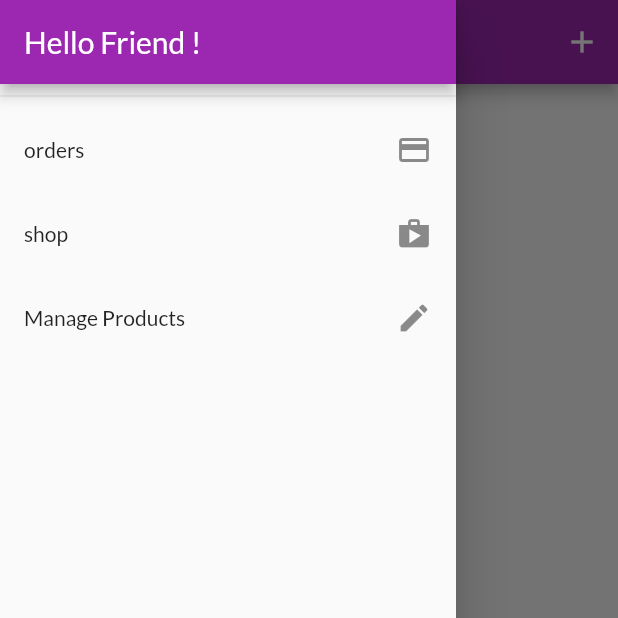
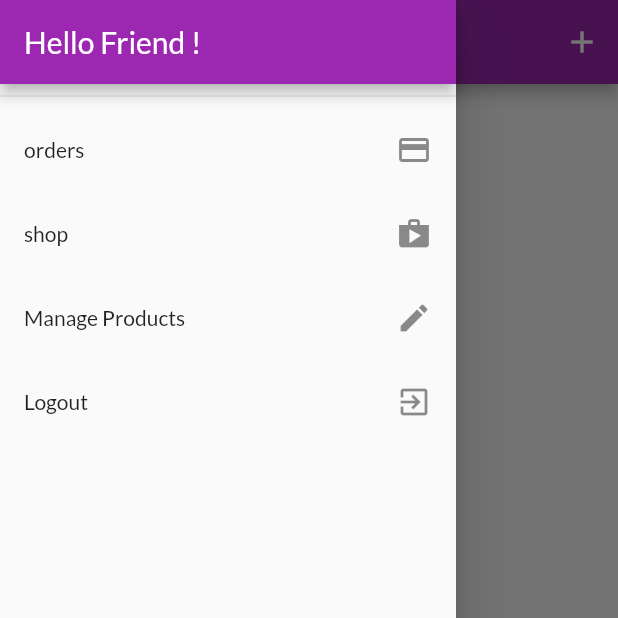
Before and after one commit to essameldeen/shop_app, a Flutter app: the UserProductsScreen screen opened by its route, with the side drawer open, on a phone screen of 412 x 824 dp, the top half of it. Run offline on Flutter 3.47's test engine with Material 2 defaults, Android fonts, the phone set to English and light mode, and no system bars; our stand-ins replace shared_preferences; accounts and stored records are empty; network calls fail.

Commit message:
manage token , add log out / autoLogin save userData in sharePreferences

```diff
--- a/lib/providers/orders.dart
+++ b/lib/providers/orders.dart
@@ -20,8 +20,9 @@ class OrderItem {
 class Orders with ChangeNotifier {
   List<OrderItem> _items = [];
   final String token;
+  final String userId;
 
-  Orders(this.token, this._items);
+  Orders(this.token, this.userId, this._items);
 
   List<OrderItem> get items {
     return [..._items];
@@ -30,7 +31,7 @@ class Orders with ChangeNotifier {
   Future<void> fetchDataFromServer() async {
     final List<OrderItem> loadedOrder = [];
     final url =
-        'https://fluter-project-default-rtdb.firebaseio.com/orders.json?auth=$token';
+        'https://fluter-project-default-rtdb.firebaseio.com/orders/$userId.json?auth=$token';
 
     try {
       final response = await http.get(Uri.parse(url));
@@ -64,7 +65,7 @@ class Orders with ChangeNotifier {
 
   Future<void> addOrder(List<CartItem> products, double total) async {
     final url =
-        'https://fluter-project-default-rtdb.firebaseio.com/orders.json?auth=$token';
+        'https://fluter-project-default-rtdb.firebaseio.com/orders/$userId.json?auth=$token';
 
     final timeStamp = DateTime.now();
 
--- a/lib/screens/user_product_screen.dart
+++ b/lib/screens/user_product_screen.dart
@@ -9,14 +9,12 @@ import 'package:shop_app/widgets/user_product_item.dart';
 class UserProductsScreen extends StatelessWidget {
   static const String routeName = '/user_product-screen';
 
-
   Future<void> fetchDateFromServer(BuildContext context) async {
-    await Provider.of<Products>(context,listen: false).fetchDataFromServer();
+    await Provider.of<Products>(context, listen: false).fetchDataFromServer(true);
   }
 
   @override
   Widget build(BuildContext context) {
-    final productsData = Provider.of<Products>(context);
     return Scaffold(
         drawer: MainDrawer(),
         appBar: AppBar(
@@ -29,14 +27,21 @@ class UserProductsScreen extends StatelessWidget {
                 })
           ],
         ),
-      body: RefreshIndicator(
-        onRefresh:()=>fetchDateFromServer(context),
-        child: Padding(
+        body: FutureBuilder(
+          future: fetchDateFromServer(context),
+          builder: (ctx, snapShot) =>
+              snapShot.connectionState == ConnectionState.waiting
+                  ? Center(
+                      child: CircularProgressIndicator(),
+                    )
+                  : RefreshIndicator(
+                      onRefresh: () => fetchDateFromServer(context),
+                      child: Consumer<Products>(
+                        builder: (ctx, productsData, _) => Padding(
                           padding: const EdgeInsets.all(8),
                           child: ListView.builder(
                               itemCount: productsData.myProducts.length,
-              itemBuilder: (ctx, index) =>
-                  Column(
+                              itemBuilder: (ctx, index) => Column(
                                     children: [
                                       UserProductItem(
                                         productsData.myProducts[index].title,
@@ -48,6 +53,7 @@ class UserProductsScreen extends StatelessWidget {
                                   )),
                         ),
                       ),
-    );
+                    ),
+        ));
   }
 }
--- a/lib/widgets/main_drawer.dart
+++ b/lib/widgets/main_drawer.dart
@@ -1,6 +1,8 @@
 import 'package:flutter/material.dart';
+import 'package:shop_app/providers/auth.dart';
 import 'package:shop_app/screens/order_screen.dart';
 import 'package:shop_app/screens/user_product_screen.dart';
+import 'package:provider/provider.dart';
 
 class MainDrawer extends StatelessWidget {
   @override
@@ -23,10 +25,21 @@ class MainDrawer extends StatelessWidget {
             title: Text("shop"),
             trailing: Icon(Icons.shop),
             onTap: () => Navigator.of(context).pushReplacementNamed('/'),
-          ),ListTile(
+          ),
+          ListTile(
             title: Text("Manage Products"),
             trailing: Icon(Icons.edit),
-            onTap: () => Navigator.of(context).pushReplacementNamed(UserProductsScreen.routeName),
+            onTap: () => Navigator.of(context)
+                .pushReplacementNamed(UserProductsScreen.routeName),
+          ),
+          ListTile(
+            title: Text("Logout"),
+            trailing: Icon(Icons.exit_to_app),
+            onTap: () {
+              Navigator.of(context).pop();
+              Navigator.of(context).pushReplacementNamed('/');
+              Provider.of<Auth>(context, listen: false).logOut();
+            },
           ),
         ],
       ),
--- a/lib/widgets/product_item.dart
+++ b/lib/widgets/product_item.dart
@@ -32,7 +32,7 @@ class ProductItem extends StatelessWidget {
                 color: Theme.of(context).accentColor,
               ),
               onPressed: () {
-                product.toggleFavourite(auth.token);
+                product.toggleFavourite(auth.token, auth.userId);
               },
             ),
           ),
--- a/pubspec.yaml
+++ b/pubspec.yaml
@@ -35,6 +35,7 @@ dev_dependencies:
   provider: ^5.0.0
   intl: ^0.17.0
   http: ^0.13.3
+  shared_preferences: ^2.0.6
 
 # For information on the generic Dart part of this file, see the
 # following page: https://dart.dev/tools/pub/pubspec
```
Also changed, not shown: lib/main.dart (+15 -4 lines), lib/providers/auth.dart (+56 -1 lines), lib/providers/product.dart (+9 -4 lines), lib/providers/products.dart (+19 -9 lines), lib/screens/splash_screen.dart (added, +12 -0 lines), pubspec.lock. Lines whose indentation alone changed are shown as unchanged.
